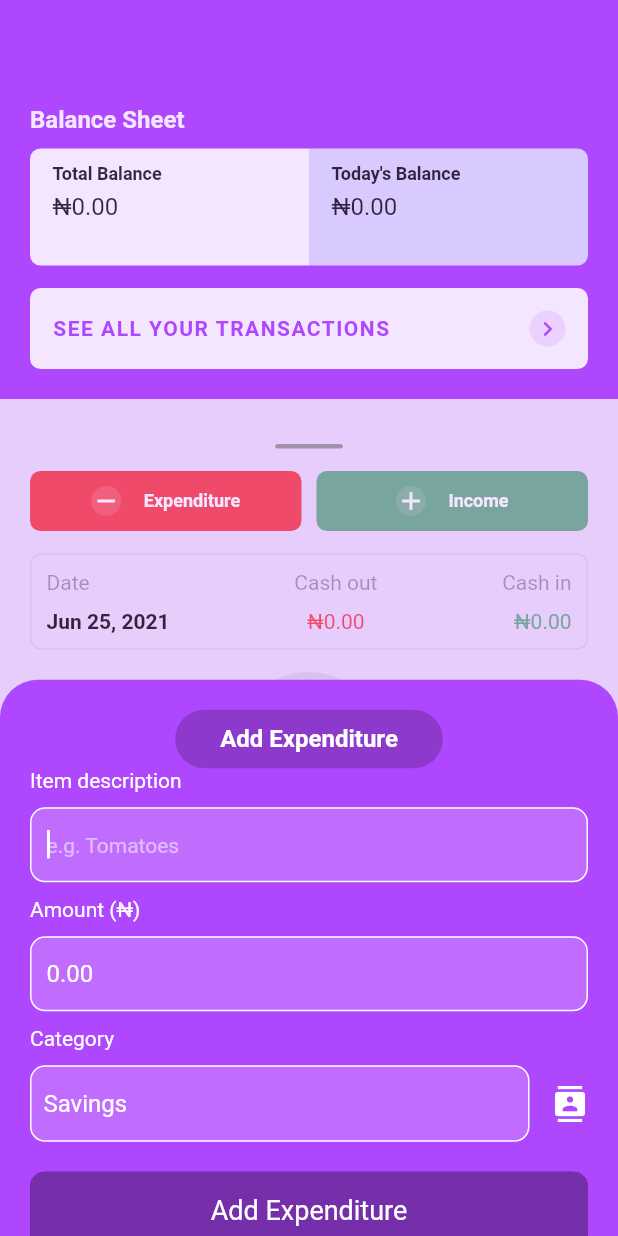
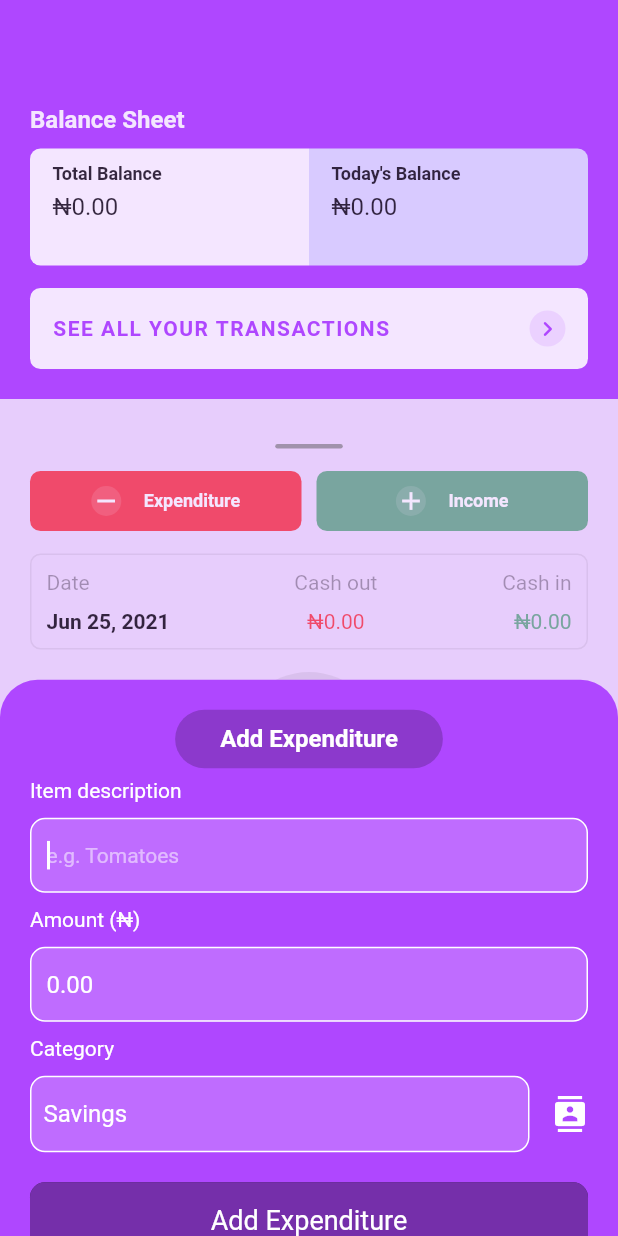
Before and after one commit to benjaminudoh10/balance-sheet, a Flutter app: the screen it shows after launch, after a tap on "Expenditure", on a phone screen of 412 x 824 dp. Run offline on Flutter 3.47's test engine with Material 2 defaults, Android fonts, the light colour scheme and no system bars; our stand-ins replace flutter_spinkit, get, google_fonts, modal_bottom_sheet, sqflite; accounts and stored records are empty.

Commit message:
[Ben] Added minor design fix
Signed-off-by: Benjamin Udoh <benjaminudoh10@gmail.com>

```diff
--- a/lib/screens/new_income_form.dart
+++ b/lib/screens/new_income_form.dart
@@ -35,6 +35,7 @@
               vertical: 10.0,
               horizontal: 30.0,
             ),
+            margin: EdgeInsets.only(bottom: 7.0),
             decoration: BoxDecoration(
               borderRadius: BorderRadius.circular(20.0),
               color: Color(0x33000000),
```
